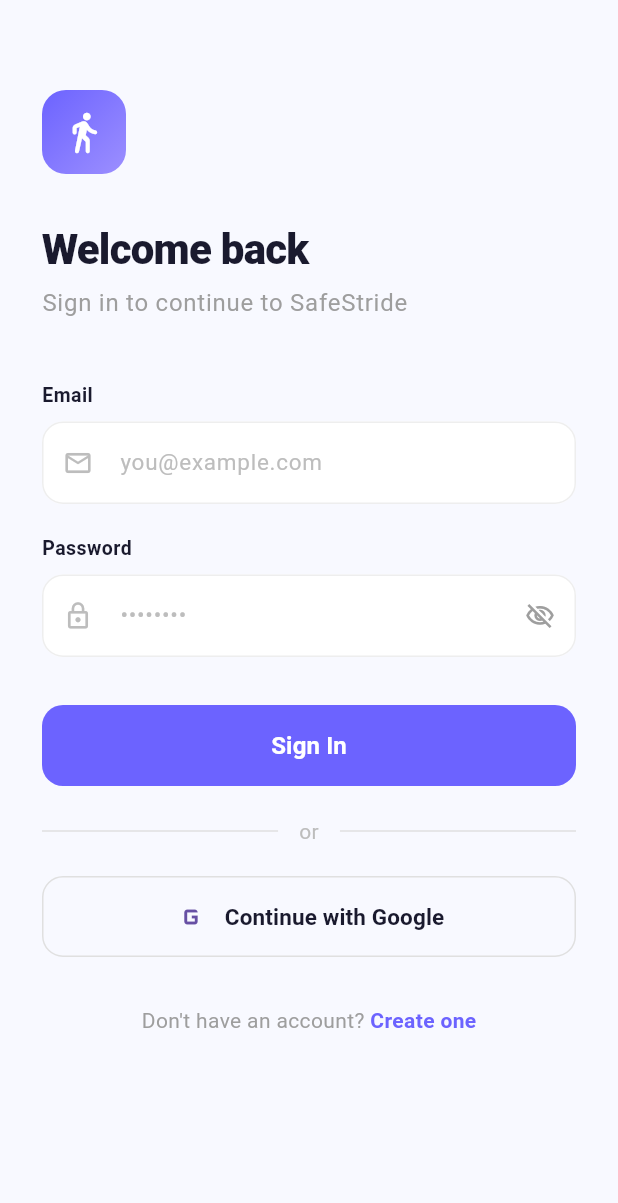
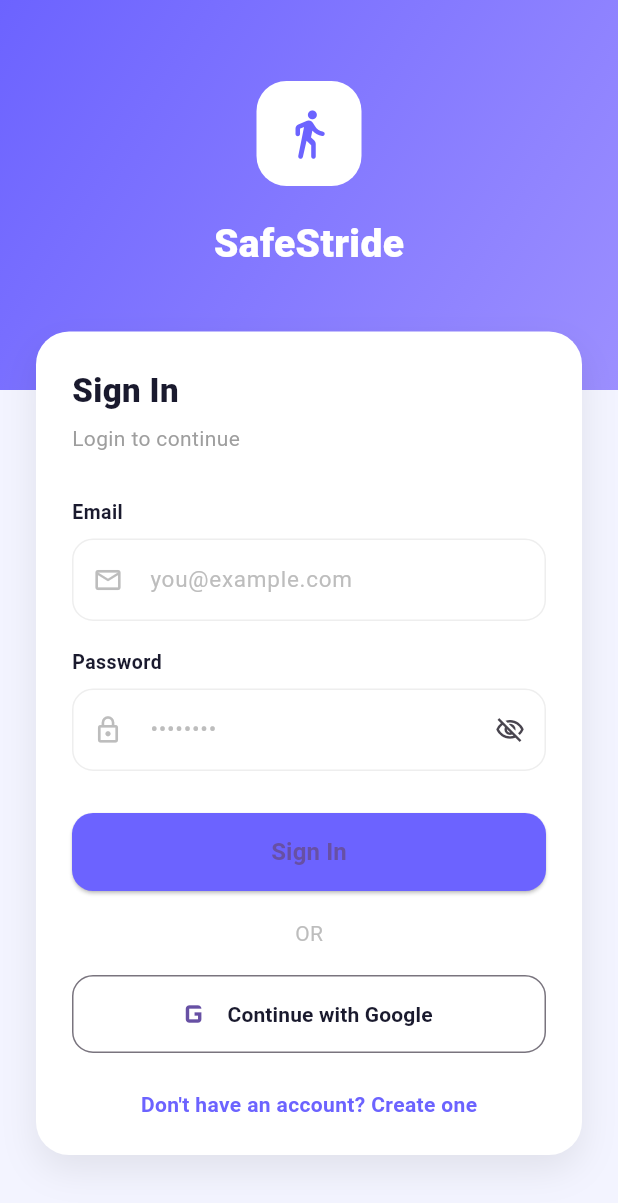
Before and after one commit to kalviumcommunity/S75-0226-SafeStride-Flutter-FireBase-GoogleCloud, a Flutter app: the LoginScreen screen opened directly, on a phone screen of 412 x 824 dp. Shown: the top 1203 px of the screen. Run offline on Flutter 3.47's test engine with Material 3 defaults, Android fonts, the phone set to English and light mode, and no system bars; our stand-ins replace cloud_firestore, firebase_auth, firebase_core, google_sign_in; accounts and stored records are empty.

Commit message:
feat: implemented Firestore read operations for live data display

```diff
--- a/safestride/lib/screens/home_screen.dart
+++ b/safestride/lib/screens/home_screen.dart
@@ -1,6 +1,8 @@
 import 'package:flutter/material.dart';
 import 'package:firebase_auth/firebase_auth.dart';
+import 'package:cloud_firestore/cloud_firestore.dart';
 import '../services/auth_service.dart';
+
 
 class HomeScreen extends StatelessWidget {
   const HomeScreen({super.key});
@@ -40,6 +42,37 @@
                     _buildSectionTitle('Quick Stats'),
 const SizedBox(height: 14),
 _buildStatsRow(),
+
+const SizedBox(height: 20),
+
+// 🔹 Firestore Tasks List
+_buildSectionTitle('Tasks from Firestore'),
+const SizedBox(height: 10),
+
+StreamBuilder(
+  stream: FirebaseFirestore.instance.collection('tasks').snapshots(),
+  builder: (context, snapshot) {
+
+    if (!snapshot.hasData) {
+      return const CircularProgressIndicator();
+    }
+
+    final tasks = snapshot.data!.docs;
+
+    return ListView.builder(
+      shrinkWrap: true,
+      physics: const NeverScrollableScrollPhysics(),
+      itemCount: tasks.length,
+      itemBuilder: (context, index) {
+        final task = tasks[index].data();
+        return ListTile(
+          title: Text(task['title'] ?? 'No Title'),
+          subtitle: Text(task['description'] ?? 'No Description'),
+        );
+      },
+    );
+  },
+),
 
 const SizedBox(height: 28),
 
@@ -201,14 +234,27 @@
 
   // ── Stats Row ─────────────────────────────────────────────────
   Widget _buildStatsRow() {
+  return StreamBuilder(
+    stream: FirebaseFirestore.instance.collection('tasks').snapshots(),
+    builder: (context, snapshot) {
+
+      if (!snapshot.hasData) {
+        return const Center(child: CircularProgressIndicator());
+      }
+
+      final tasks = snapshot.data!.docs;
+      final taskCount = tasks.length;
+
       return Row(
         children: [
-        _buildStatCard('12', 'Routes', Icons.route_rounded, Colors.blue),
+          _buildStatCard('$taskCount', 'Tasks', Icons.task, Colors.blue),
           const SizedBox(width: 12),
-        _buildStatCard('5', 'Alerts', Icons.notifications_rounded, Colors.orange),
+          _buildStatCard('Live', 'Firestore', Icons.cloud_done, Colors.green),
           const SizedBox(width: 12),
-        _buildStatCard('98%', 'Safe', Icons.shield_rounded, Colors.green),
+          _buildStatCard('Active', 'Realtime', Icons.sync, Colors.orange),
         ],
+      );
+    },
   );
 }
 
@@ -305,6 +351,7 @@
                 width: 38,
                 height: 38,
                 decoration: BoxDecoration(
+                  // ignore: deprecated_member_use
                   color: (f['color'] as Color).withOpacity(0.1),
                   borderRadius: BorderRadius.circular(10),
                 ),
--- a/safestride/lib/screens/login_screen.dart
+++ b/safestride/lib/screens/login_screen.dart
@@ -77,59 +77,99 @@
 
   @override
 Widget build(BuildContext context) {
-    final theme = Theme.of(context);
+  Theme.of(context);
 
   return Scaffold(
-      backgroundColor: const Color(0xFFF8F9FF),
-      body: SafeArea(
-        child: SingleChildScrollView(
-          padding: const EdgeInsets.symmetric(horizontal: 28),
-          child: Column(
-            crossAxisAlignment: CrossAxisAlignment.start,
+    backgroundColor: const Color(0xFFF3F4FF),
+    body: Stack(
       children: [
-              const SizedBox(height: 60),
 
-              // ── App Logo / Icon ──
+        // ── Top Gradient Background ──
         Container(
-                width: 56,
-                height: 56,
-                decoration: BoxDecoration(
-                  gradient: const LinearGradient(
+          height: 260,
+          decoration: const BoxDecoration(
+            gradient: LinearGradient(
               colors: [Color(0xFF6C63FF), Color(0xFF9C8FFF)],
               begin: Alignment.topLeft,
               end: Alignment.bottomRight,
             ),
-                  borderRadius: BorderRadius.circular(16),
+          ),
+        ),
+
+        SafeArea(
+          child: Center(
+            child: SingleChildScrollView(
+              padding: const EdgeInsets.symmetric(horizontal: 24),
+              child: Column(
+                children: [
+
+                  const SizedBox(height: 40),
+
+                  // ── App Logo ──
+                  Container(
+                    width: 70,
+                    height: 70,
+                    decoration: BoxDecoration(
+                      color: Colors.white,
+                      borderRadius: BorderRadius.circular(20),
                     ),
                     child: const Icon(
                       Icons.directions_walk_rounded,
-                  color: Colors.white,
-                  size: 30,
+                      size: 36,
+                      color: Color(0xFF6C63FF),
                     ),
                   ),
 
-              const SizedBox(height: 32),
+                  const SizedBox(height: 20),
 
-              // ── Header ──
-              Text(
-                'Welcome back',
-                style: theme.textTheme.headlineMedium?.copyWith(
+                  const Text(
+                    "SafeStride",
+                    style: TextStyle(
+                      fontSize: 26,
                       fontWeight: FontWeight.w800,
-                  color: const Color(0xFF1A1A2E),
-                  letterSpacing: -0.5,
-                ),
-              ),
-              const SizedBox(height: 6),
-              Text(
-                'Sign in to continue to SafeStride',
-                style: theme.textTheme.bodyLarge?.copyWith(
-                  color: Colors.grey.shade500,
+                      color: Colors.white,
                     ),
                   ),
 
                   const SizedBox(height: 40),
 
-              // ── Email Field ──
+                  // ── Login Card ──
+                  Container(
+                    padding: const EdgeInsets.all(24),
+                    decoration: BoxDecoration(
+                      color: Colors.white,
+                      borderRadius: BorderRadius.circular(22),
+                      boxShadow: [
+                        BoxShadow(
+                          color: Colors.black.withOpacity(0.08),
+                          blurRadius: 20,
+                          offset: const Offset(0, 10),
+                        )
+                      ],
+                    ),
+
+                    child: Column(
+                      crossAxisAlignment: CrossAxisAlignment.start,
+                      children: [
+
+                        const Text(
+                          "Sign In",
+                          style: TextStyle(
+                            fontSize: 22,
+                            fontWeight: FontWeight.w800,
+                            color: Color(0xFF1A1A2E),
+                          ),
+                        ),
+
+                        const SizedBox(height: 6),
+
+                        Text(
+                          "Login to continue",
+                          style: TextStyle(color: Colors.grey.shade500),
+                        ),
+
+                        const SizedBox(height: 30),
+
                         _buildLabel('Email'),
                         _buildTextField(
                           controller: _emailController,
@@ -138,9 +178,8 @@
                           keyboardType: TextInputType.emailAddress,
                         ),
 
-              const SizedBox(height: 20),
+                        const SizedBox(height: 18),
 
-              // ── Password Field ──
                         _buildLabel('Password'),
                         _buildTextField(
                           controller: _passwordController,
@@ -152,43 +191,37 @@
                               _obscurePassword
                                   ? Icons.visibility_off_outlined
                                   : Icons.visibility_outlined,
-                    color: Colors.grey,
                               size: 20,
                             ),
-                  onPressed: () =>
-                      setState(() => _obscurePassword = !_obscurePassword),
+                            onPressed: () {
+                              setState(() {
+                                _obscurePassword = !_obscurePassword;
+                              });
+                            },
                           ),
                         ),
 
-              const SizedBox(height: 32),
+                        const SizedBox(height: 28),
 
                         // ── Login Button ──
                         SizedBox(
                           width: double.infinity,
-                height: 54,
+                          height: 52,
                           child: ElevatedButton(
                             onPressed: _isLoading ? null : _login,
                             style: ElevatedButton.styleFrom(
                               backgroundColor: const Color(0xFF6C63FF),
-                    foregroundColor: Colors.white,
-                    disabledBackgroundColor:
-                        const Color(0xFF6C63FF).withOpacity(0.6),
-                    elevation: 0,
                               shape: RoundedRectangleBorder(
                                 borderRadius: BorderRadius.circular(14),
                               ),
                             ),
                             child: _isLoading
-                      ? const SizedBox(
-                          width: 22,
-                          height: 22,
-                          child: CircularProgressIndicator(
+                                ? const CircularProgressIndicator(
+                                    color: Colors.white,
                                     strokeWidth: 2,
-                            color: Colors.white,
-                          ),
                                   )
                                 : const Text(
-                          'Sign In',
+                                    "Sign In",
                                     style: TextStyle(
                                       fontSize: 16,
                                       fontWeight: FontWeight.w700,
@@ -197,92 +230,59 @@
                           ),
                         ),
 
-              const SizedBox(height: 20),
+                        const SizedBox(height: 18),
 
-              // ── Divider ──
-              Row(
-                children: [
-                  Expanded(child: Divider(color: Colors.grey.shade300)),
-                  Padding(
-                    padding: const EdgeInsets.symmetric(horizontal: 14),
+                        Center(
                           child: Text(
-                      'or',
+                            "OR",
                             style: TextStyle(color: Colors.grey.shade400),
                           ),
                         ),
-                  Expanded(child: Divider(color: Colors.grey.shade300)),
-                ],
-              ),
 
-              const SizedBox(height: 20),
+                        const SizedBox(height: 18),
 
                         // ── Google Button ──
                         SizedBox(
                           width: double.infinity,
-                height: 54,
-                child: OutlinedButton(
-                  onPressed: _isGoogleLoading ? null : _loginWithGoogle,
+                          height: 52,
+                          child: OutlinedButton.icon(
+                            onPressed:
+                                _isGoogleLoading ? null : _loginWithGoogle,
+                            icon: const Icon(Icons.g_mobiledata, size: 28),
+                            label: const Text(
+                              "Continue with Google",
+                              style: TextStyle(
+                                fontWeight: FontWeight.w600,
+                                color: Color(0xFF1A1A2E),
+                              ),
+                            ),
                             style: OutlinedButton.styleFrom(
-                    side: BorderSide(color: Colors.grey.shade300),
                               shape: RoundedRectangleBorder(
                                 borderRadius: BorderRadius.circular(14),
                               ),
                             ),
-                  child: _isGoogleLoading
-                      ? const SizedBox(
-                          width: 22,
-                          height: 22,
-                          child: CircularProgressIndicator(strokeWidth: 2),
-                        )
-                      : Row(
-                          mainAxisAlignment: MainAxisAlignment.center,
-                          children: [
-                            Image.network(
-                              'https://www.google.com/favicon.ico',
-                              height: 20,
-                              width: 20,
-                              errorBuilder: (_, __, ___) => const Icon(
-                                Icons.g_mobiledata,
-                                size: 24,
-                              ),
-                            ),
-                            const SizedBox(width: 10),
-                            const Text(
-                              'Continue with Google',
-                              style: TextStyle(
-                                fontSize: 15,
-                                fontWeight: FontWeight.w600,
-                                color: Color(0xFF1A1A2E),
-                              ),
-                            ),
-                          ],
-                        ),
                           ),
                         ),
 
-              const SizedBox(height: 32),
+                        const SizedBox(height: 24),
 
-              // ── Signup Redirect ──
+                        // ── Signup ──
                         Center(
-                child: Row(
-                  mainAxisAlignment: MainAxisAlignment.center,
-                  children: [
-                    Text(
-                      "Don't have an account? ",
-                      style: TextStyle(color: Colors.grey.shade500),
-                    ),
-                    GestureDetector(
-                      onTap: () => Navigator.push(
+                          child: GestureDetector(
+                            onTap: () {
+                              Navigator.push(
                                 context,
                                 MaterialPageRoute(
                                   builder: (_) => const SignupScreen(),
                                 ),
-                      ),
+                              );
+                            },
                             child: const Text(
-                        'Create one',
+                              "Don't have an account? Create one",
                               style: TextStyle(
                                 color: Color(0xFF6C63FF),
                                 fontWeight: FontWeight.w700,
+                              ),
                             ),
                           ),
                         ),
@@ -290,10 +290,13 @@
                     ),
                   ),
 
-              const SizedBox(height: 32),
+                  const SizedBox(height: 40),
                 ],
               ),
             ),
+          ),
+        ),
+      ],
     ),
   );
 }
```
Also changed, not shown: 1 other file. Lines whose indentation alone changed are shown as unchanged.
